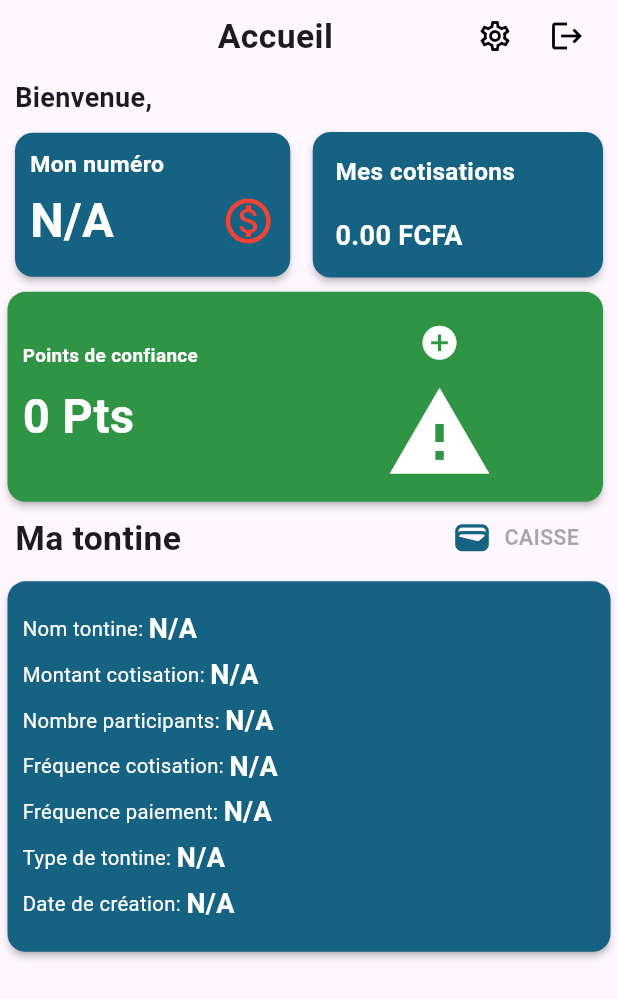
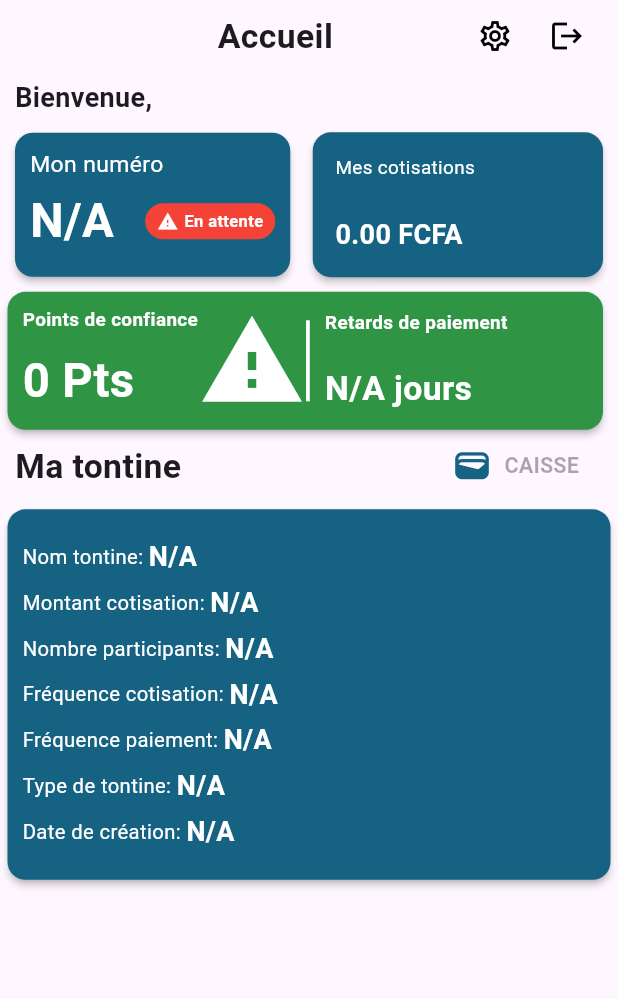
Before and after one commit to davido1405/gere_ma_tontine, a Flutter app: what acceuil() shows on an empty page, opened directly with empty values, on a phone screen of 412 x 824 dp. Shown: the top 999 px of the screen. Run offline on Flutter 3.47's test engine with Material 3 defaults, Android fonts, the phone set to English and light mode, and no system bars; our stand-ins replace app_links, badges, delightful_toast, firebase_auth, firebase_core, firebase_messaging and 13 more; missing offline and left inert: clipboard, dart:ffi, mobile_scanner, workmanager; accounts and stored records are empty; network calls fail; project files that could hold a hidden picture were left out.

Commit message:
Commit du 16/10/2025 à 00:50

```diff
--- a/lib/screens/auth/verifier_profil_kyc.dart
+++ b/lib/screens/auth/verifier_profil_kyc.dart
@@ -152,15 +152,17 @@ class _verifier_profil_kycState extends State<verifier_profil_kyc> {
               ],
             ),
             actions: [
-              TextButton.icon(
+              Center(
+                child: TextButton.icon(
                   onPressed: () {
                     Navigator.of(context).pop();
-                  //Future.delayed(const Duration(seconds: 2), () {Navigator.pushAndRemoveUntil(context,MaterialPageRoute(builder: (context) => connexion_screen()),(route) => false,);});
+                    Future.delayed(const Duration(seconds: 2), () {Navigator.pushAndRemoveUntil(context,MaterialPageRoute(builder: (context) => connexion_screen()),(route) => false,);});
                   },
                   icon: const Icon(Icons.verified, color: Colors.white),
                   label: const Text("Compris", style: TextStyle(color: Colors.white)),
                   style: TextButton.styleFrom(
                     backgroundColor: Couleur.secondaryGreen,
+                  ),
                 ),
               )
             ],
--- a/lib/screens/dashboard/Acceuil.dart
+++ b/lib/screens/dashboard/Acceuil.dart
@@ -52,6 +52,30 @@ class _acceuilState extends State<acceuil> {
             statut=donnee['statut'];
           });
         }
+      }
+    }else{
+      print(reponse.statusCode);
+    }
+  }
+
+  //Retards
+  Future<void> cotisationManquees() async{
+    String? jwt=await widget.listsession.getSecureJwt();
+    final url=Uri.parse("${adress}?ressource=participants&action=cotisations_manquees");
+    final reponse=await post(url,headers: {"Content-Type":"application/json",
+      "Authorization":"Bearer $jwt"},body: jsonEncode(
+        {
+          "code_participant":widget.listsession.code_participant,
+          "code_tontine":widget.listsession.code_tontine
+        })).timeout(Duration(seconds: 5));
+
+    if(reponse.statusCode==200){
+      final total=jsonDecode(reponse.body) as Map<String,dynamic>;
+      if(total['success']){
+        var donnee=total['data'];
+          setState(() {
+            totalRetards=donnee.toString();
+          });
       }
     }else{
       print(reponse.statusCode);
@@ -256,6 +280,7 @@ class _acceuilState extends State<acceuil> {
     totalCotisation();
     tontineInfo();
     monTour();
+    cotisationManquees();
     envoyerToken();
     NotificationService.initialize();
   }
@@ -280,6 +305,7 @@ class _acceuilState extends State<acceuil> {
   String montantPenalite="0";
   Tontine? tontine;
   String numeroTour="N/A";
+  String totalRetards="N/A";
   late int solvabilite = int.tryParse(widget.listsession.indice_solvabilite ?? "0") ?? 0;
   int statut=0;
   bool messageAffich=false;
@@ -364,7 +390,7 @@ class _acceuilState extends State<acceuil> {
                                 children: [
                                   Text("Mon numéro",style: TextStyle(
                                       fontSize: 17.sp,
-                                      fontWeight: FontWeight.bold,
+                                      fontWeight: FontWeight.w400,
                                       color: Colors.white
                                   ),),
                                   SizedBox(height: 5.h),
@@ -378,7 +404,32 @@ class _acceuilState extends State<acceuil> {
                                             color: Colors.white
                                         ),
                                       ),
-                                      Icon(statut==0?Icons.monetization_on_outlined:Icons.monetization_on,color: statut==0? Colors.red:Colors.green,size: 40.r,)
+                                      Container(
+                                        padding: EdgeInsets.symmetric(horizontal: 8, vertical: 4),
+                                        decoration: BoxDecoration(
+                                          color: statut==0 ?  Colors.red:Couleur.secondaryGreen ,
+                                          borderRadius: BorderRadius.circular(12),
+                                        ),
+                                        child: Row(
+                                          mainAxisSize: MainAxisSize.min,
+                                          children: [
+                                            Icon(
+                                              statut==0 ?  Icons.warning:Icons.check_circle ,
+                                              size: 14,
+                                              color: Colors.white,
+                                            ),
+                                            SizedBox(width: 4),
+                                            Text(
+                                              statut==0 ? 'En attente' :'Payé' ,
+                                              style: TextStyle(
+                                                color: Colors.white,
+                                                fontSize: 11,
+                                                fontWeight: FontWeight.w600,
+                                              ),
+                                            ),
+                                          ],
+                                        ),
+                                      ),
                                       ],
                                   ),
                                   SizedBox(height: 5.h)
@@ -403,11 +454,11 @@ class _acceuilState extends State<acceuil> {
                                 crossAxisAlignment: CrossAxisAlignment.start,
                                 children: [
                                   Text("Mes cotisations",style: TextStyle(
-                                      fontSize: 18.sp,
-                                      fontWeight: FontWeight.bold,
+                                      fontSize: 14.sp,
+                                      fontWeight: FontWeight.w400,
                                       color: Colors.white
                                   ),),
-                                  SizedBox(height: 20.h),
+                                  SizedBox(height: 25.h),
                                   TweenAnimationBuilder(tween: Tween(begin: 0,end:double.tryParse(montantCotiser) ?? 0.0), duration: Duration(seconds: 2), builder: (context,value,child){
                                     return FittedBox(
                                       fit: BoxFit.scaleDown,
@@ -449,43 +500,24 @@ class _acceuilState extends State<acceuil> {
                                         tween: Tween<double>(begin: 0, end: solvabilite.toDouble()),
                                         duration: Duration(seconds: 2),
                                         builder: (context, value, child){
-                                          return Text(
+                                          return FittedBox(
+                                            fit:BoxFit.scaleDown,
+                                            child: Text(
                                               "${value.toStringAsFixed(0)} Pts",
                                               style: TextStyle(
                                                   fontSize: 35.sp,
                                                   fontWeight: FontWeight.bold,
                                                   color: Colors.white
                                               ),
+                                            ),
                                           );
                                         }
                                     )
                                   ],
                                 ),
-                                SizedBox(width: 125.w),
+                                //SizedBox(width: 125.w),
                                 Column(
                                   children: [
-                                    IconButton(
-                                        onPressed: (int.tryParse(widget.listsession.indice_solvabilite ?? "0") ?? 0) < 75 ? null : (){
-                                          showDialog(context: context, builder: (BuildContext context){
-                                            return AlertDialog(
-                                              title: Center(child: Text("Information"),),
-                                              content: Text("Cette option sera bientôt disponible. Continuez à utiliser Djarra Finances"),
-                                              actions: [
-                                                Center(
-                                                  child: TextButton.icon(onPressed: (){
-                                                    Navigator.of(context).pop();
-                                                  },style: TextButton.styleFrom(
-                                                      backgroundColor: Couleur.secondaryGreen
-                                                  ), label: Text("Compris",style: TextStyle(
-                                                      color: Colors.white
-                                                  ),),icon: Icon(Icons.verified,color: Colors.white,),),
-                                                )
-                                              ],
-                                            );
-                                          });
-                                        },
-                                        icon: Icon(Icons.add_circle,color: Colors.white,size:30.r,)
-                                    ),
                                     // CORRECTION PRINCIPALE ICI - ligne 442
                                     Icon(
                                       (int.tryParse(widget.listsession.indice_solvabilite ?? "0") ?? 0) < 50
@@ -495,7 +527,36 @@ class _acceuilState extends State<acceuil> {
                                       size: 80.r,
                                     ),
                                   ],
-                                )
+                                ),
+                                SizedBox(height: 60.h,width: 2.5.w,child: Container(decoration: BoxDecoration(
+                                  color: Colors.white
+                                ),),),
+                                SizedBox(width: 10.w,),
+                                Column(
+                                  mainAxisAlignment: MainAxisAlignment.start,
+                                  crossAxisAlignment: CrossAxisAlignment.start,
+                                  children: [
+                                    FittedBox(
+                                      fit:BoxFit.scaleDown,
+                                      child: Text("Retards de paiement",style: TextStyle(
+                                          fontSize: 14.sp,
+                                          fontWeight: FontWeight.bold,
+                                          color: Colors.white
+                                      ),),
+                                    ),
+                                    SizedBox(height: 20.h),
+                                    FittedBox(
+                                      fit:BoxFit.scaleDown,
+                                      child: Text(totalRetards=="0"?"Tout est OK !":"$totalRetards jours",
+                                        style: TextStyle(
+                                            fontSize: 25.sp,
+                                            fontWeight: FontWeight.bold,
+                                            color: Colors.white
+                                        ),),
+                                    ),
+
+                                  ],
+                                ),
                               ],
                             ),
                           ),
--- a/lib/screens/parametres.dart
+++ b/lib/screens/parametres.dart
@@ -78,11 +78,11 @@ class _parametreState extends State<parametre> {
                           fontSize: 16.sp,
                           fontWeight: FontWeight.bold
                       ),),
-                      TextButton(onPressed: null,style: TextButton.styleFrom(
+                      TextButton.icon(onPressed: null,style: TextButton.styleFrom(
                         backgroundColor:choixCouleur()
-                      ), child: Text(widget.listsession.niveau_kyc,style: TextStyle(
+                      ), label: Text(widget.listsession.niveau_kyc,style: TextStyle(
                         color: Colors.white
-                      ),),),
+                      ),),icon:widget.listsession.niveau_kyc!="KYC1"? Icon(Icons.verified,color:Colors.white):null),
                     ],
                   ),
                 ),
--- a/lib/screens/tontine/wallet_tontine.dart
+++ b/lib/screens/tontine/wallet_tontine.dart
@@ -719,7 +719,8 @@ Future<bool>retirer()async{
                     ColorFiltered(colorFilter: ColorFilter.mode(Couleur.primaryBlue, BlendMode.srcATop),
                     child: Lottie.asset("assets/animations/lottieflow-ecommerce-14-7-000000-easey.json",width: 150.w,height: 150.h),),
                         SizedBox(height: 15.h,),
-                        Text("Aucune transaction disponible pour le moment")
+                        Text("Vos transactions apparaîtront ici",
+                          style: TextStyle(color: Colors.grey[600]),)
                       ],
                     ),
                   ): ListView.builder(
```
Also changed, not shown: lib/screens/dashboard/participer.dart (+9 -6 lines), lib/screens/tontine/tour_tontine.dart (+4 -4 lines). Lines whose indentation alone changed are shown as unchanged.
